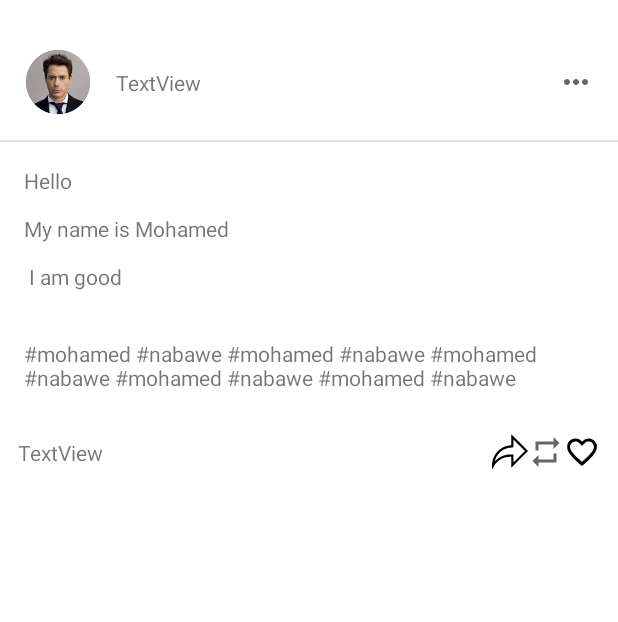
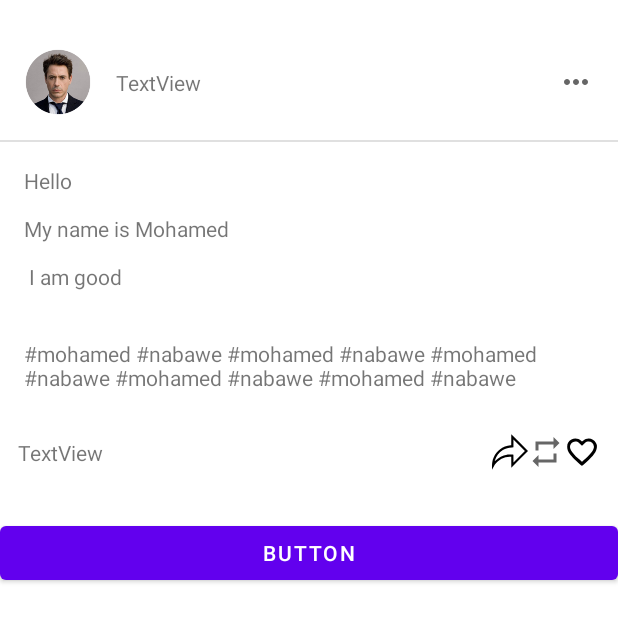
Before and after one commit to HalaHamdi/Tumbler, an Android app: the layout fragment_home.xml on its own in the app's theme, with its tools: preview values and no code run, on a phone screen of 412 x 824 dp. Shown: the top 622 px of the screen. Run offline under Robolectric (Android 15) with nearby library versions, the phone set to English and light mode, and no system bars; network calls fail; Roboto replaces fonts that are not available here.

```diff
--- a/app/src/main/java/com/example/tumbler/UserPagesActivity.kt
+++ b/app/src/main/java/com/example/tumbler/UserPagesActivity.kt
@@ -6,8 +6,12 @@ import android.os.Bundle
 import androidx.navigation.findNavController
 import androidx.navigation.ui.setupWithNavController
 import com.example.tumbler.databinding.ActivityUserPagesBinding
+import com.example.tumbler.home.HomeViewModel
+import org.koin.android.viewmodel.ext.android.viewModel
 
 class UserPagesActivity : AppCompatActivity() {
+
+    //private val viewModel: HomeViewModel by viewModel()
 
     lateinit var binding: ActivityUserPagesBinding
     override fun onCreate(savedInstanceState: Bundle?) {
--- a/app/src/main/res/layout/fragment_home.xml
+++ b/app/src/main/res/layout/fragment_home.xml
@@ -139,10 +139,27 @@
                         app:layout_constraintBottom_toBottomOf="parent"
                         app:layout_constraintEnd_toEndOf="parent"
                         app:layout_constraintTop_toTopOf="parent" />
+
                 </androidx.constraintlayout.widget.ConstraintLayout>
+
+                <TextView
+                    android:id="@+id/xx"
+                    android:layout_width="match_parent"
+                    android:layout_height="wrap_content"
+                    android:text="@{viewModel.xxx.toString()}"
+                    />
+
+                <Button
+                    android:id="@+id/button"
+                    android:layout_width="match_parent"
+                    android:layout_height="wrap_content"
+                    android:onClick="@{()-> viewModel.addx() }"
+                    android:text="Button" />
 
             </LinearLayout>
         </ScrollView>
+
+
     </LinearLayout>
 
 
--- a/build.gradle
+++ b/build.gradle
@@ -15,6 +15,8 @@ buildscript {
         def nav_version = "2.3.5"
         classpath("androidx.navigation:navigation-safe-args-gradle-plugin:$nav_version")
 
+//        //Hilt
+//        classpath("com.google.dagger:hilt-android-gradle-plugin:2.38.1")
 
         // NOTE: Do not place your application dependencies here; they belong
         // in the individual module build.gradle files
@@ -23,8 +25,6 @@ buildscript {
 
 plugins {
     id "org.jlleitschuh.gradle.ktlint" version "10.0.0"
-
-
 }
 
 allprojects {
```
Also changed, not shown: app/build.gradle (+38 -1 lines), app/src/main/AndroidManifest.xml (+8 -5 lines), app/src/main/java/com/example/tumbler/BaseApplication.kt (added, +21 -0 lines), app/src/main/java/com/example/tumbler/di/AppModules.kt (added, +38 -0 lines), app/src/main/java/com/example/tumbler/home/HomeFragment.kt (+2 -7 lines), app/src/main/java/com/example/tumbler/home/HomeViewModel.kt (+11 -12 lines), app/src/main/java/com/example/tumbler/model/network/RetroBuilder.kt (deleted, +0 -15 lines).
